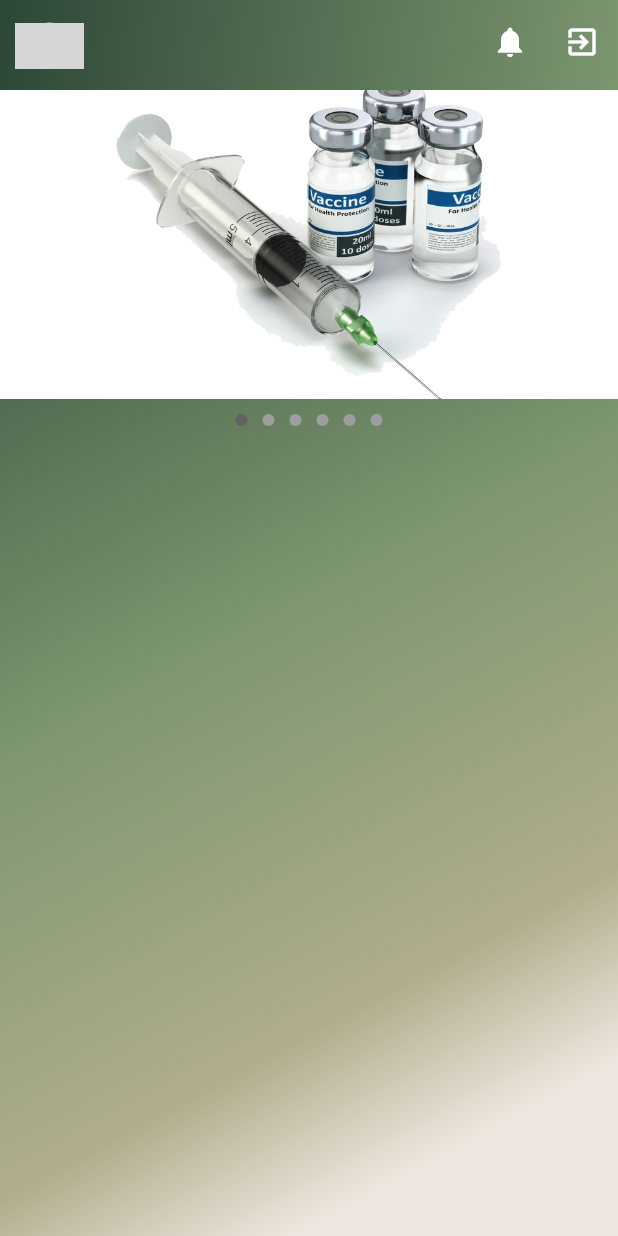
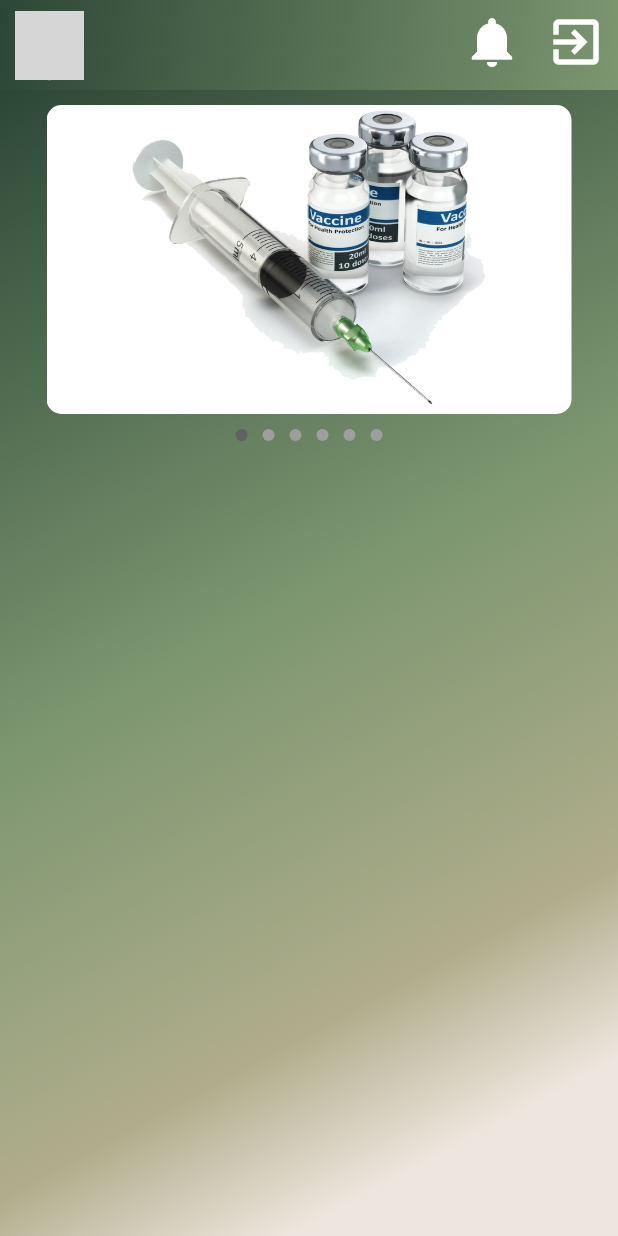
Before and after one commit to u6587051/DST66-1_ITDS283_MobileApplication, a Flutter app: the HomePage screen opened directly, on a phone screen of 412 x 824 dp. Run offline on Flutter 3.47's test engine with Material 3 defaults, Android fonts, the phone set to English and light mode, and no system bars; grey boxes are pictures that could not be loaded.

Commit message:
Home page Upperhalf

```diff
--- a/pj_vaccinepassport/lib/common_pages/home-page.dart
+++ b/pj_vaccinepassport/lib/common_pages/home-page.dart
@@ -61,9 +61,13 @@ class _HomePageState extends State<HomePage> {
               elevation: 0, // Remove app bar shadow
               leading: Padding(
                 padding: const EdgeInsets.fromLTRB(10, 15, 0, 10),
-                child: CircleAvatar(
-                  backgroundImage: NetworkImage(''),
-                  // Your profile picture
+                child: FittedBox(
+                  fit: BoxFit.cover,
+                  child: CircleAvatar(
+                    radius: 30,
+                    backgroundImage: AssetImage('assets/images/man_test.jpg'),
+                    // Your profile picture
+                  ),
                 ),
               ),
               actions: <Widget>[
@@ -71,13 +75,18 @@ class _HomePageState extends State<HomePage> {
                   icon: Icon(
                     Icons.notifications,
                     color: Colors.white,
+                    size: 40,
                   ),
                   onPressed: () {
                     // Add your notification action here
                   },
                 ),
                 IconButton(
-                  icon: Icon(Icons.exit_to_app, color: Colors.white),
+                  icon: Icon(
+                    Icons.exit_to_app,
+                    color: Colors.white,
+                    size: 40,
+                  ),
                   onPressed: () {
                     // Add your exit action here
                   },
@@ -105,7 +114,15 @@ class _HomePageState extends State<HomePage> {
         child: Column(
           children: [
             SizedBox(
-              width: double.infinity,
+              height: 10,
+            ),
+            Container(
+              width: 350,
+              clipBehavior: Clip.antiAlias,
+              decoration: BoxDecoration(
+                  borderRadius: BorderRadius.all(
+                Radius.circular(10),
+              )),
               height: MediaQuery.of(context).size.height / 4,
               child: PageView.builder(
                   itemCount: imagePath.length,
--- a/pj_vaccinepassport/pubspec.yaml
+++ b/pj_vaccinepassport/pubspec.yaml
@@ -68,6 +68,7 @@ flutter:
     - assets/images/vaccine4.png
     - assets/images/vaccine5.png
     - assets/images/vaccine6.png
+    - assets/images/man_test.jpg
 
   # An image asset can refer to one or more resolution-specific "variants", see
   # https://flutter.dev/assets-and-images/#resolution-aware
```
Also changed, not shown: 1 other file.
